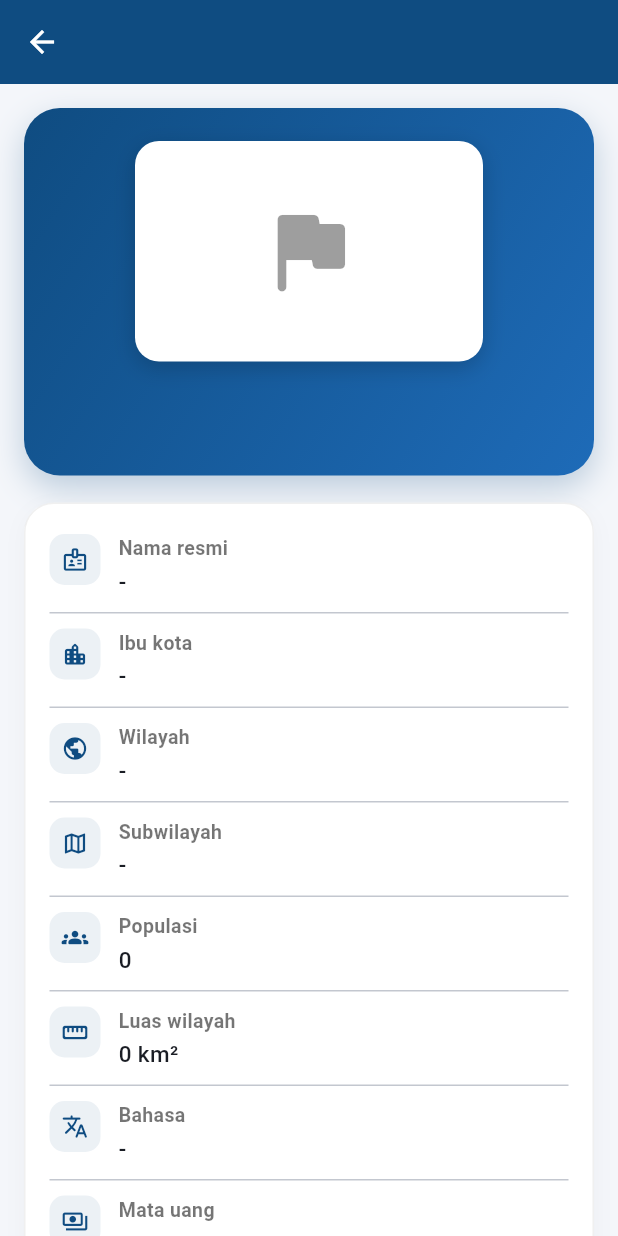
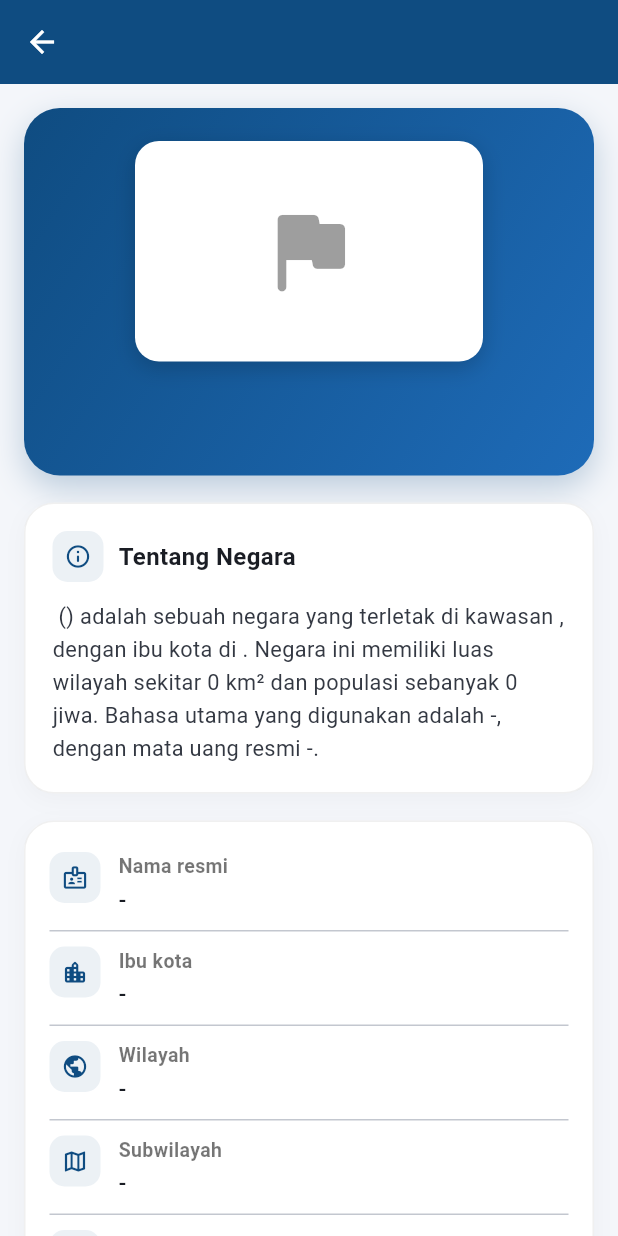
Before and after one commit to effendif157-code/ensiklopedia, a Flutter app: the EnsiklopediaDetailPage screen opened directly with empty values, on a phone screen of 412 x 824 dp. Run offline on Flutter 3.47's test engine with Material 3 defaults, Android fonts, the phone set to English and light mode, and no system bars; network calls fail.

Commit message:
ensiklopedia

```diff
--- a/lib/models/ensiklopedia_model.dart
+++ b/lib/models/ensiklopedia_model.dart
@@ -13,6 +13,7 @@ class NegaraModel {
   final List<String> perbatasan;
   final List<String> zonaWaktu;
   final String peta;
+  final String? customAbout;
 
   NegaraModel({
     required this.nama,
@@ -29,7 +30,24 @@ class NegaraModel {
     required this.perbatasan,
     required this.zonaWaktu,
     required this.peta,
+    this.customAbout,
   });
+
+  // Menghasilkan deskripsi otomatis sesuai data negara
+  String get about {
+    if (customAbout != null && customAbout!.isNotEmpty) {
+      return customAbout!;
+    }
+
+    final teksBahasa = bahasa.isNotEmpty ? bahasa.join(', ') : '-';
+    final teksMataUang = mataUang.isNotEmpty ? mataUang.join(', ') : '-';
+    final teksLokasi = subWilayah != '-' ? '$subWilayah, $wilayah' : wilayah;
+
+    return '$nama ($namaResmi) adalah sebuah negara yang terletak di kawasan $teksLokasi '
+        'dengan ibu kota di $ibuKota. Negara ini memiliki luas wilayah sekitar '
+        '${luasWilayah.toStringAsFixed(0)} km² dan populasi sebanyak $populasi jiwa. '
+        'Bahasa utama yang digunakan adalah $teksBahasa, dengan mata uang resmi $teksMataUang.';
+  }
 
   factory NegaraModel.fromJson(Map<String, dynamic> json) {
     final flags = json['flags'] ?? {};
@@ -44,25 +62,18 @@ class NegaraModel {
       subWilayah: json['subregion'] ?? '-',
       populasi: (json['population'] ?? 0) as int,
       luasWilayah: (json['area'] ?? 0).toDouble(),
-
       bahasa: languages
           .map<String>((item) => item['name']?.toString() ?? '-')
           .toList(),
-
       mataUang: currencies
           .map<String>((item) => item['name']?.toString() ?? '-')
           .toList(),
-
-      // Mengambil URL gambar bendera
       bendera: flags['png'] ?? '',
-
       lambangNegara: '',
-
       perbatasan: List<String>.from(json['borders'] ?? []),
-
       zonaWaktu: List<String>.from(json['timezones'] ?? []),
-
       peta: json['maps']?['googleMaps'] ?? '',
+      customAbout: json['about'] ?? json['description'],
     );
   }
 }
--- a/lib/pages/ensiklopedia_detail_page.dart
+++ b/lib/pages/ensiklopedia_detail_page.dart
@@ -175,6 +175,69 @@ class EnsiklopediaDetailPage extends StatelessWidget {
               ),
             ),
 
+            // Kartu Tentang Negara (About)
+            if (negara.about.trim().isNotEmpty) ...[
+              const SizedBox(height: 18),
+              Container(
+                width: double.infinity,
+                padding: const EdgeInsets.all(18),
+                decoration: BoxDecoration(
+                  color: Colors.white,
+                  borderRadius: BorderRadius.circular(20),
+                  border: Border.all(
+                    color: Colors.black.withValues(alpha: 0.06),
+                  ),
+                  boxShadow: [
+                    BoxShadow(
+                      color: Colors.black.withValues(alpha: 0.03),
+                      blurRadius: 12,
+                      offset: const Offset(0, 4),
+                    ),
+                  ],
+                ),
+                child: Column(
+                  crossAxisAlignment: CrossAxisAlignment.start,
+                  children: [
+                    Row(
+                      children: [
+                        Container(
+                          padding: const EdgeInsets.all(8),
+                          decoration: BoxDecoration(
+                            color: const Color(0xFF0F4C81)
+                                .withValues(alpha: 0.08),
+                            borderRadius: BorderRadius.circular(10),
+                          ),
+                          child: const Icon(
+                            Icons.info_outline_rounded,
+                            size: 18,
+                            color: Color(0xFF0F4C81),
+                          ),
+                        ),
+                        const SizedBox(width: 10),
+                        const Text(
+                          'Tentang Negara',
+                          style: TextStyle(
+                            fontSize: 16,
+                            fontWeight: FontWeight.w700,
+                            color: Color(0xFF1A1D24),
+                          ),
+                        ),
+                      ],
+                    ),
+                    const SizedBox(height: 12),
+                    Text(
+                      negara.about,
+                      style: const TextStyle(
+                        fontSize: 14.5,
+                        color: Color(0xFF333842),
+                        height: 1.55,
+                      ),
+                    ),
+                  ],
+                ),
+              ),
+            ],
+
             const SizedBox(height: 18),
 
             // Kartu Informasi Negara
```
